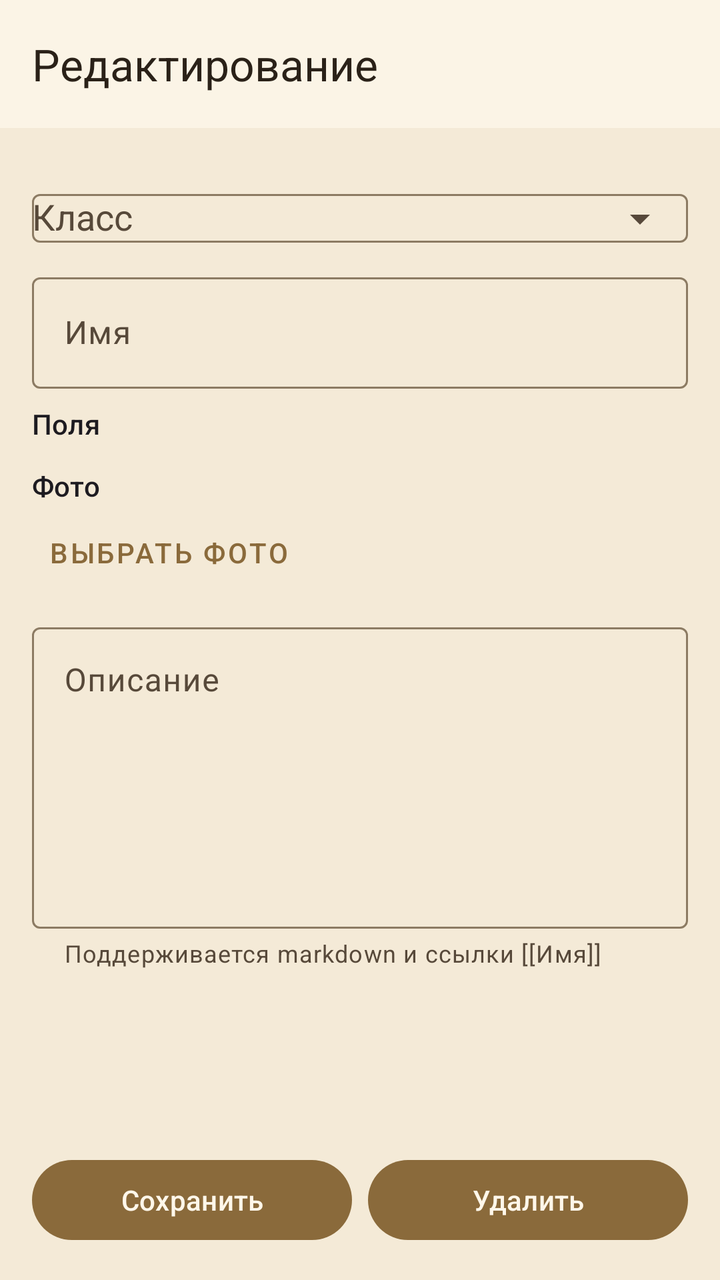
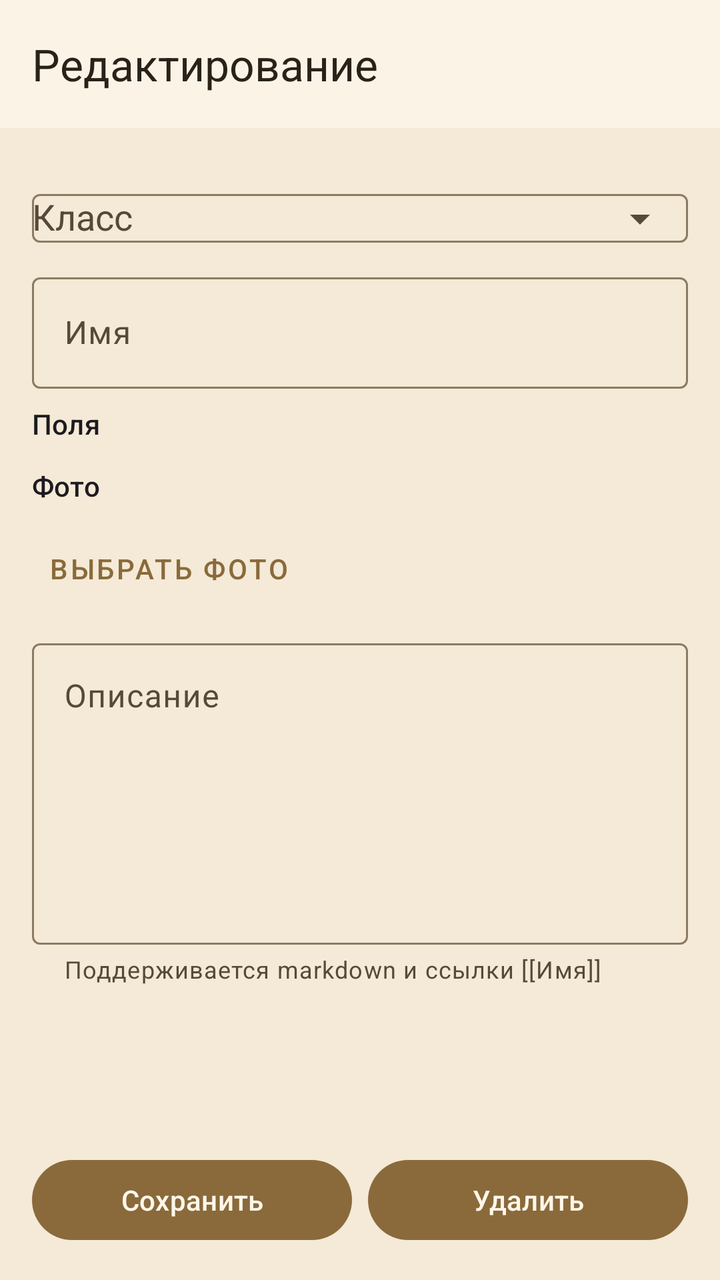

An Android layout rendered at two revisions. The XML below is the earlier revision; the diff shows what the commit changed to produce the second picture.
<!-- AndroidManifest.xml: application theme Theme.DnDMemory -->
<!-- res/layout/activity_entity_edit.xml -->
<?xml version="1.0" encoding="utf-8"?>
<LinearLayout xmlns:android="http://schemas.android.com/apk/res/android"
    xmlns:app="http://schemas.android.com/apk/res-auto"
    android:layout_width="match_parent"
    android:layout_height="match_parent"
    android:orientation="vertical">

    <com.google.android.material.appbar.MaterialToolbar
        style="@style/Widget.DnDMemory.Toolbar"
        android:id="@+id/entity_edit_toolbar"
        android:layout_width="match_parent"
        android:layout_height="?attr/actionBarSize"
        app:title="@string/entity_edit_title_edit" />

    <androidx.core.widget.NestedScrollView
        android:layout_width="match_parent"
        android:layout_height="0dp"
        android:layout_weight="1">

        <LinearLayout
            android:layout_width="match_parent"
            android:layout_height="wrap_content"
            android:orientation="vertical"
            android:padding="16dp">

            <com.google.android.material.textfield.TextInputLayout
                android:id="@+id/entity_edit_type_group"
                android:layout_width="match_parent"
                android:layout_height="wrap_content"
                android:hint="@string/entity_edit_type"
                app:endIconMode="dropdown_menu">

                <com.google.android.material.textfield.MaterialAutoCompleteTextView
                    android:id="@+id/entity_edit_type"
                    android:layout_width="match_parent"
                    android:layout_height="wrap_content"
                    android:inputType="none" />
            </com.google.android.material.textfield.TextInputLayout>

            <com.google.android.material.textfield.TextInputLayout
                android:id="@+id/entity_edit_name_group"
                android:layout_width="match_parent"
                android:layout_height="wrap_content"
                android:hint="@string/entity_edit_name">

                <com.google.android.material.textfield.TextInputEditText
                    android:id="@+id/entity_edit_name_input"
                    android:layout_width="match_parent"
                    android:layout_height="wrap_content"
                    android:inputType="textCapSentences"
                    android:maxLines="1" />
            </com.google.android.material.textfield.TextInputLayout>

            <TextView
                android:id="@+id/entity_edit_fields_title"
                android:layout_width="match_parent"
                android:layout_height="wrap_content"
                android:layout_marginTop="8dp"
                android:text="@string/entity_detail_fields"
                android:textAppearance="?attr/textAppearanceTitleSmall" />

            
            <com.google.android.material.textfield.TextInputLayout
                android:id="@+id/entity_edit_race_group"
                android:layout_width="match_parent"
                android:layout_height="wrap_content"
                android:hint="@string/attr_race"
                android:visibility="gone">

                <com.google.android.material.textfield.MaterialAutoCompleteTextView
                    android:id="@+id/entity_edit_race_input"
                    android:layout_width="match_parent"
                    android:layout_height="wrap_content"
                    android:completionThreshold="1"
                    android:inputType="textCapSentences"
                    android:maxLines="1" />
            </com.google.android.material.textfield.TextInputLayout>

            
            <com.google.android.material.textfield.TextInputLayout
                android:id="@+id/entity_edit_klass_group"
                android:layout_width="match_parent"
                android:layout_height="wrap_content"
                android:hint="@string/attr_klass"
                android:visibility="gone">

                <com.google.android.material.textfield.MaterialAutoCompleteTextView
                    android:id="@+id/entity_edit_klass_input"
                    android:layout_width="match_parent"
                    android:layout_height="wrap_content"
                    android:completionThreshold="1"
                    android:inputType="textCapSentences"
                    android:maxLines="1" />
            </com.google.android.material.textfield.TextInputLayout>

            <com.google.android.material.textfield.TextInputLayout
                android:id="@+id/entity_edit_player_group"
                android:layout_width="match_parent"
                android:layout_height="wrap_content"
                android:hint="@string/attr_player_name"
                android:visibility="gone"
                app:endIconMode="dropdown_menu">

                <com.google.android.material.textfield.MaterialAutoCompleteTextView
                    android:id="@+id/entity_edit_player"
                    android:layout_width="match_parent"
                    android:layout_height="wrap_content"
                    android:inputType="none" />
            </com.google.android.material.textfield.TextInputLayout>

            
            <com.google.android.material.textfield.TextInputLayout
                android:id="@+id/entity_edit_short_group"
                android:layout_width="match_parent"
                android:layout_height="wrap_content"
                android:hint="@string/attr_short_description"
                android:visibility="gone">

                <com.google.android.material.textfield.TextInputEditText
                    android:id="@+id/entity_edit_short_input"
                    android:layout_width="match_parent"
                    android:layout_height="wrap_content"
                    android:inputType="textCapSentences"
                    android:maxLines="2" />
            </com.google.android.material.textfield.TextInputLayout>

            
            <com.google.android.material.textfield.TextInputLayout
                android:id="@+id/entity_edit_owner_name_group"
                android:layout_width="match_parent"
                android:layout_height="wrap_content"
                android:hint="@string/entity_owner_name_hint"
                android:visibility="gone">

                <com.google.android.material.textfield.TextInputEditText
                    android:id="@+id/entity_edit_owner_name_input"
                    android:layout_width="match_parent"
                    android:layout_height="wrap_content"
                    android:inputType="textCapSentences"
                    android:maxLines="1" />
            </com.google.android.material.textfield.TextInputLayout>

            <com.google.android.material.textfield.TextInputLayout
                android:id="@+id/entity_edit_owner_link_group"
                android:layout_width="match_parent"
                android:layout_height="wrap_content"
                android:hint="@string/entity_owner_link_hint"
                android:visibility="gone"
                app:endIconMode="dropdown_menu">

                <com.google.android.material.textfield.MaterialAutoCompleteTextView
                    android:id="@+id/entity_edit_owner_link"
                    android:layout_width="match_parent"
                    android:layout_height="wrap_content"
                    android:inputType="none" />
            </com.google.android.material.textfield.TextInputLayout>

            
            <LinearLayout
                android:id="@+id/entity_edit_items_group"
                android:layout_width="match_parent"
                android:layout_height="wrap_content"
                android:orientation="vertical"
                android:visibility="gone">

                <TextView
                    android:layout_width="match_parent"
                    android:layout_height="wrap_content"
                    android:layout_marginTop="8dp"
                    android:text="@string/attr_items"
                    android:textAppearance="?attr/textAppearanceTitleSmall" />

                <LinearLayout
                    android:id="@+id/entity_edit_items"
                    android:layout_width="match_parent"
                    android:layout_height="wrap_content"
                    android:orientation="vertical" />

                <com.google.android.material.button.MaterialButton
                    android:id="@+id/entity_edit_add_item"
                    style="?attr/materialButtonOutlinedStyle"
                    android:layout_width="wrap_content"
                    android:layout_height="wrap_content"
                    android:text="@string/entity_item_add" />
            </LinearLayout>

                
                <LinearLayout
                    android:id="@+id/entity_edit_photo_group"
                    android:layout_width="match_parent"
                    android:layout_height="wrap_content"
                    android:layout_marginTop="12dp"
                    android:orientation="vertical">

                    <TextView
                        android:layout_width="match_parent"
                        android:layout_height="wrap_content"
                        android:text="@string/entity_photo"
                        android:textAppearance="?attr/textAppearanceLabelLarge" />

                    <ImageView
                        android:id="@+id/entity_edit_photo"
                        android:layout_width="match_parent"
                        android:layout_height="180dp"
                        android:layout_marginTop="8dp"
                        android:background="@color/colorSurfaceVariant"
                        android:contentDescription="@string/entity_photo"
                        android:scaleType="centerCrop"
                        android:visibility="gone" />

                    <LinearLayout
                        android:layout_width="match_parent"
                        android:layout_height="wrap_content"
                        android:orientation="horizontal">

                        <com.google.android.material.button.MaterialButton
                            android:id="@+id/entity_edit_photo_pick"
                            style="@style/Widget.MaterialComponents.Button.TextButton"
                            android:layout_width="wrap_content"
                            android:layout_height="wrap_content"
                            android:text="@string/entity_photo_pick" />

                        <com.google.android.material.button.MaterialButton
                            android:id="@+id/entity_edit_photo_clear"
                            style="@style/Widget.MaterialComponents.Button.TextButton"
                            android:layout_width="wrap_content"
                            android:layout_height="wrap_content"
                            android:text="@string/entity_photo_clear"
                            android:visibility="gone" />
                    </LinearLayout>
                </LinearLayout>

                <com.google.android.material.textfield.TextInputLayout
                android:layout_width="match_parent"
                android:layout_height="wrap_content"
                android:layout_marginTop="8dp"
                android:hint="@string/entity_edit_description"
                app:helperText="@string/entity_edit_description_hint">

                <com.google.android.material.textfield.TextInputEditText
                    android:id="@+id/entity_edit_description_input"
                    android:layout_width="match_parent"
                    android:layout_height="wrap_content"
                    android:gravity="top"
                    android:inputType="textMultiLine"
                    android:minLines="6" />
            </com.google.android.material.textfield.TextInputLayout>
        </LinearLayout>
    </androidx.core.widget.NestedScrollView>

    <LinearLayout
        android:layout_width="match_parent"
        android:layout_height="wrap_content"
        android:orientation="horizontal"
        android:padding="16dp">

        <com.google.android.material.button.MaterialButton
            android:id="@+id/entity_edit_save"
            android:layout_width="0dp"
            android:layout_height="wrap_content"
            android:layout_weight="1"
            android:text="@string/action_save" />

        <com.google.android.material.button.MaterialButton
            android:id="@+id/entity_edit_delete"
            android:layout_width="0dp"
            android:layout_height="wrap_content"
            android:layout_weight="1"
            android:layout_marginStart="8dp"
            android:text="@string/action_delete" />
    </LinearLayout>

    <ProgressBar
        android:id="@+id/entity_edit_progress"
        android:layout_width="wrap_content"
        android:layout_height="wrap_content"
        android:layout_gravity="center_horizontal"
        android:visibility="gone" />
</LinearLayout>
<!-- resources referenced by this layout -->
<resources>
  <color name="colorSurfaceVariant">#EEE0C6</color>
  <string name="action_delete">Удалить</string>
  <string name="action_save">Сохранить</string>
  <string name="attr_items">Предметы</string>
  <string name="attr_klass">Класс персонажа</string>
  <string name="attr_player_name">Игрок</string>
  <string name="attr_race">Раса</string>
  <string name="attr_short_description">Краткое описание</string>
  <string name="entity_detail_fields">Поля</string>
  <string name="entity_edit_description">Описание</string>
  <string name="entity_edit_description_hint">Поддерживается markdown и ссылки [[Имя]]</string>
  <string name="entity_edit_name">Имя</string>
  <string name="entity_edit_title_edit">Редактирование</string>
  <string name="entity_edit_type">Класс</string>
  <string name="entity_item_add">Добавить предмет</string>
  <string name="entity_owner_link_hint">Ссылка на героя или персонажа</string>
  <string name="entity_owner_name_hint">Владелец как написан в мире</string>
  <string name="entity_photo">Фото</string>
  <string name="entity_photo_clear">Убрать</string>
  <string name="entity_photo_pick">Выбрать фото</string>
  <style name="Widget.DnDMemory.Toolbar" parent="Widget.Material3.Toolbar">
          <item name="android:background">?attr/colorSurface</item>
          <item name="titleTextColor">?attr/colorOnSurface</item>
      </style>
  <style name="Theme.DnDMemory" parent="Theme.Material3.DayNight.NoActionBar">
          <item name="colorPrimary">@color/colorPrimary</item>
          <item name="colorPrimaryDark">@color/colorPrimaryDark</item>
          <item name="colorOnPrimary">@color/colorOnPrimary</item>
          <item name="colorPrimaryContainer">@color/colorPrimaryContainer</item>
          <item name="colorOnPrimaryContainer">@color/colorOnPrimaryContainer</item>
          <item name="colorSecondary">@color/colorSecondary</item>
          <item name="colorOnSecondary">@color/colorOnSecondary</item>
          <item name="colorSurface">@color/colorSurface</item>
          <item name="colorOnSurface">@color/colorOnSurface</item>
          <item name="colorSurfaceVariant">@color/colorSurfaceVariant</item>
          <item name="colorOnSurfaceVariant">@color/colorOnSurfaceVariant</item>
          <item name="android:colorBackground">@color/colorBackground</item>
          <item name="colorOnBackground">@color/colorOnBackground</item>
          <item name="colorError">@color/colorError</item>
          <item name="colorOnError">@color/colorOnError</item>
          <item name="colorOutline">@color/colorOutline</item>
          <item name="android:statusBarColor">@color/colorPrimaryDark</item>
          <item name="android:navigationBarColor">@color/colorBackground</item>
          <item name="android:windowBackground">@color/colorBackground</item>
      </style>
  <color name="colorPrimary">#8A6A3B</color>
  <color name="colorPrimaryDark">#5E4525</color>
  <color name="colorOnPrimary">#FFF7EA</color>
  <color name="colorPrimaryContainer">#EBDCC2</color>
  <color name="colorOnPrimaryContainer">#3A2A14</color>
  <color name="colorSecondary">#B98B2E</color>
  <color name="colorOnSecondary">#FFF8EA</color>
  <color name="colorSurface">#FBF4E6</color>
  <color name="colorOnSurface">#2A2118</color>
  <color name="colorOnSurfaceVariant">#57493A</color>
  <color name="colorBackground">#F4EAD7</color>
  <color name="colorOnBackground">#2A2118</color>
  <color name="colorError">#A3231C</color>
  <color name="colorOnError">#FFFFFF</color>
  <color name="colorOutline">#8C7B63</color>
</resources>

<!-- the commit's change to res/layout/activity_entity_edit.xml (unified diff, before → after) -->
@@ -197,6 +197,13 @@
                         android:layout_height="wrap_content"
                         android:text="@string/entity_photo"
                         android:textAppearance="?attr/textAppearanceLabelLarge" />
+
+                    <LinearLayout
+                        android:id="@+id/entity_edit_files"
+                        android:layout_width="match_parent"
+                        android:layout_height="wrap_content"
+                        android:layout_marginTop="8dp"
+                        android:orientation="vertical" />
 
                     <ImageView
                         android:id="@+id/entity_edit_photo"
